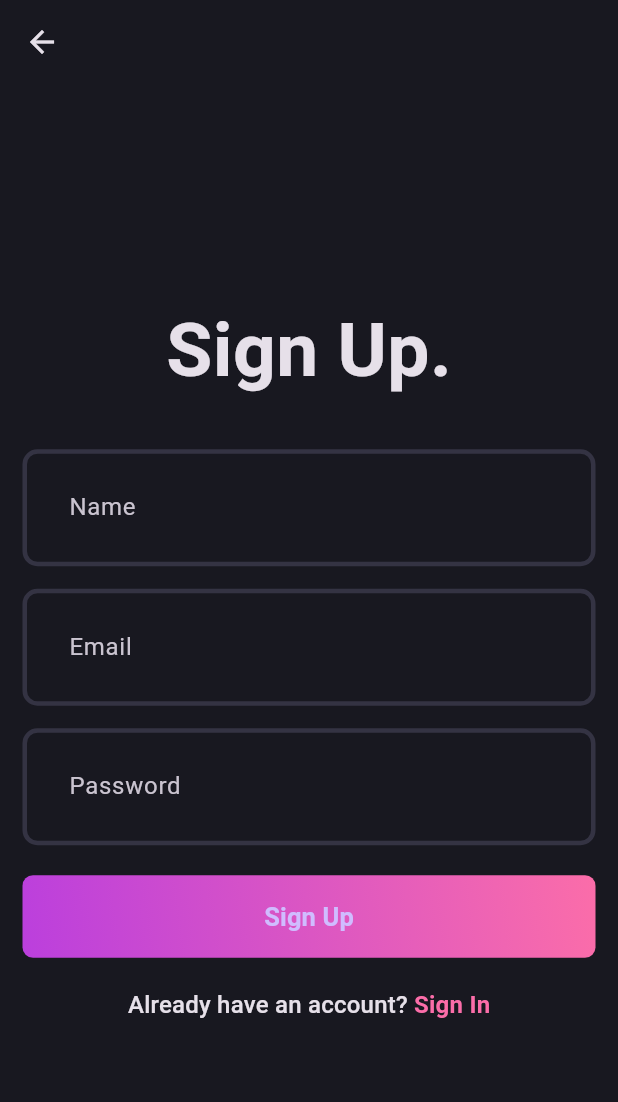
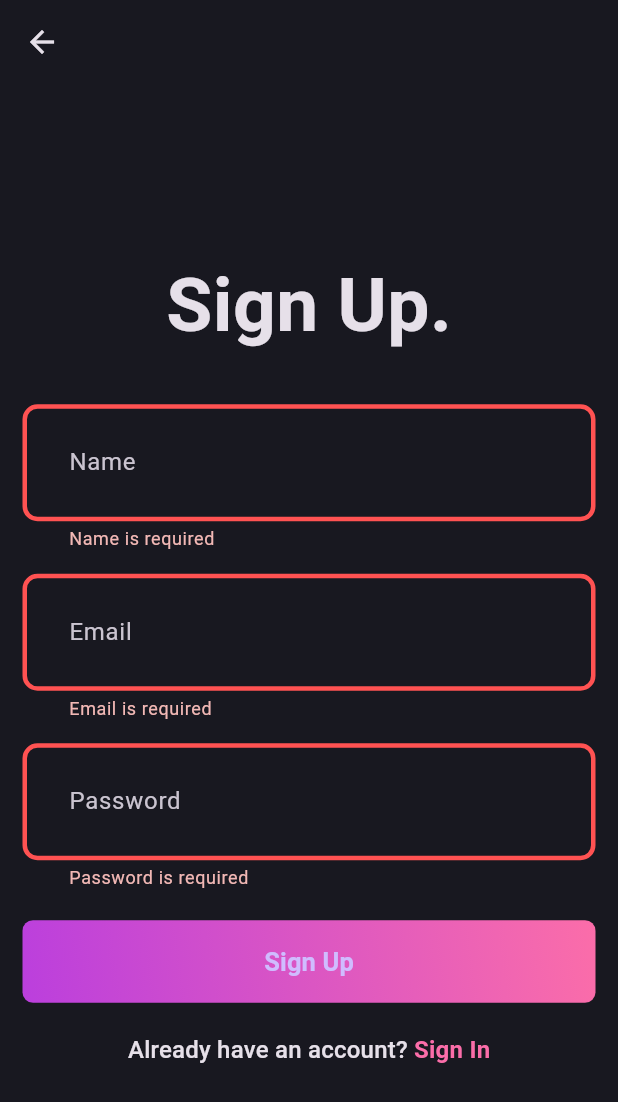
Before and after one commit to ThaeNandarSeint/Blog-App, a Flutter app: the RegisterPage screen opened directly, after a tap on "Sign Up", on a phone screen of 412 x 824 dp. Shown: the top 1102 px of the screen. Run offline on Flutter 3.47's test engine with Material 3 defaults, Android fonts, the phone set to English and light mode, and no system bars; our stand-ins replace flutter_bloc, flutter_dotenv, fpdart, supabase_flutter; accounts and stored records are empty.

Commit message:
add registration action

```diff
--- /dev/null
+++ b/lib/features/auth/presentation/bloc/auth_bloc.dart
@@ -0,0 +1,28 @@
+import 'package:blog_app/features/auth/domain/usecases/register.dart';
+import 'package:flutter/material.dart';
+import 'package:flutter_bloc/flutter_bloc.dart';
+
+part 'auth_event.dart';
+part 'auth_state.dart';
+
+class AuthBloc extends Bloc<AuthEvent, AuthState> {
+  final Register _register;
+
+  AuthBloc({required Register register})
+    : _register = register,
+      super(AuthInitial()) {
+    on<AuthRegister>((event, emit) async {
+      final res = await _register(
+        RegisterParams(
+          name: event.name,
+          email: event.email,
+          password: event.password,
+        ),
+      );
+      res.fold(
+        (error) => emit(AuthFailure(message: error.message)),
+        (result) => emit(AuthSuccess(uid: result)),
+      );
+    });
+  }
+}
--- /dev/null
+++ b/lib/features/auth/presentation/bloc/auth_event.dart
@@ -0,0 +1,16 @@
+part of 'auth_bloc.dart';
+
+@immutable
+sealed class AuthEvent {}
+
+final class AuthRegister extends AuthEvent {
+  final String name;
+  final String email;
+  final String password;
+
+  AuthRegister({
+    required this.name,
+    required this.email,
+    required this.password,
+  });
+}
--- /dev/null
+++ b/lib/features/auth/presentation/bloc/auth_state.dart
@@ -0,0 +1,20 @@
+part of 'auth_bloc.dart';
+
+@immutable
+sealed class AuthState {
+  const AuthState();
+}
+
+final class AuthInitial extends AuthState {}
+
+final class AuthLoading extends AuthState {}
+
+final class AuthSuccess extends AuthState {
+  final String uid;
+  const AuthSuccess({required this.uid});
+}
+
+final class AuthFailure extends AuthState {
+  final String message;
+  const AuthFailure({required this.message});
+}
--- a/lib/features/auth/presentation/pages/register_page.dart
+++ b/lib/features/auth/presentation/pages/register_page.dart
@@ -1,8 +1,10 @@
 import 'package:blog_app/core/theme/app_pallete.dart';
 import 'package:blog_app/core/widgets/custom_text_field.dart';
 import 'package:blog_app/core/widgets/gradient_button.dart';
+import 'package:blog_app/features/auth/presentation/bloc/auth_bloc.dart';
 import 'package:blog_app/features/auth/presentation/pages/login_page.dart';
 import 'package:flutter/material.dart';
+import 'package:flutter_bloc/flutter_bloc.dart';
 
 class RegisterPage extends StatefulWidget {
   const RegisterPage({super.key});
@@ -53,7 +55,20 @@ class _RegisterPageState extends State<RegisterPage> {
                 isObscureText: true,
               ),
               const SizedBox(height: 20),
-              GradientButton(buttonText: "Sign Up", onTap: () {}),
+              GradientButton(
+                buttonText: "Sign Up",
+                onTap: () {
+                  if (formKey.currentState!.validate()) {
+                    context.read<AuthBloc>().add(
+                      AuthRegister(
+                        name: nameController.text,
+                        email: emailController.text,
+                        password: passwordController.text,
+                      ),
+                    );
+                  }
+                },
+              ),
               const SizedBox(height: 20),
               GestureDetector(
                 onTap: () {
```
Also changed, not shown: lib/main.dart (+19 -1 lines).
